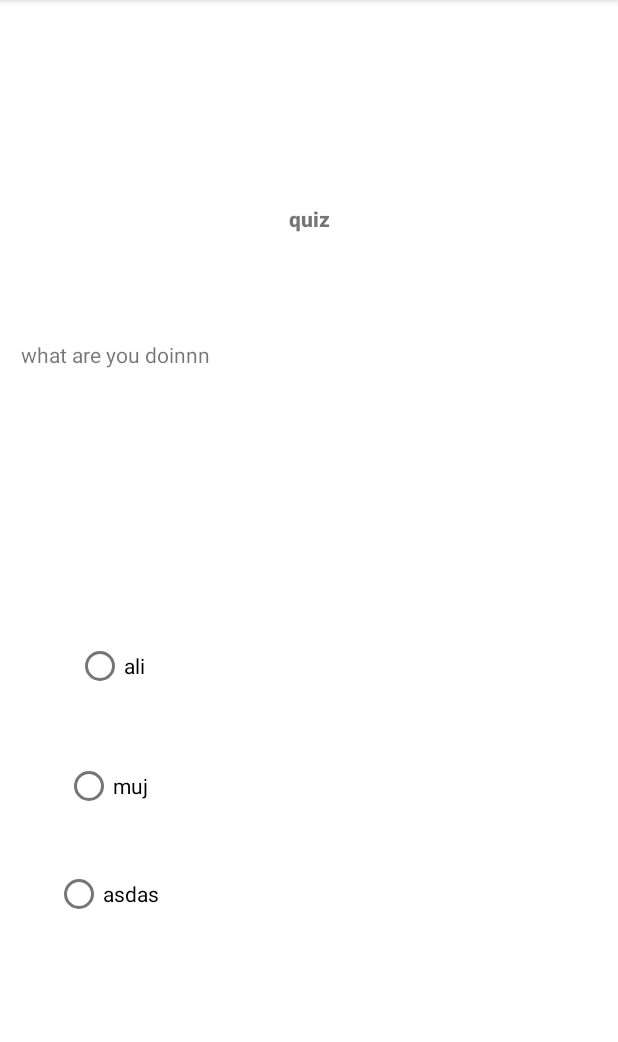
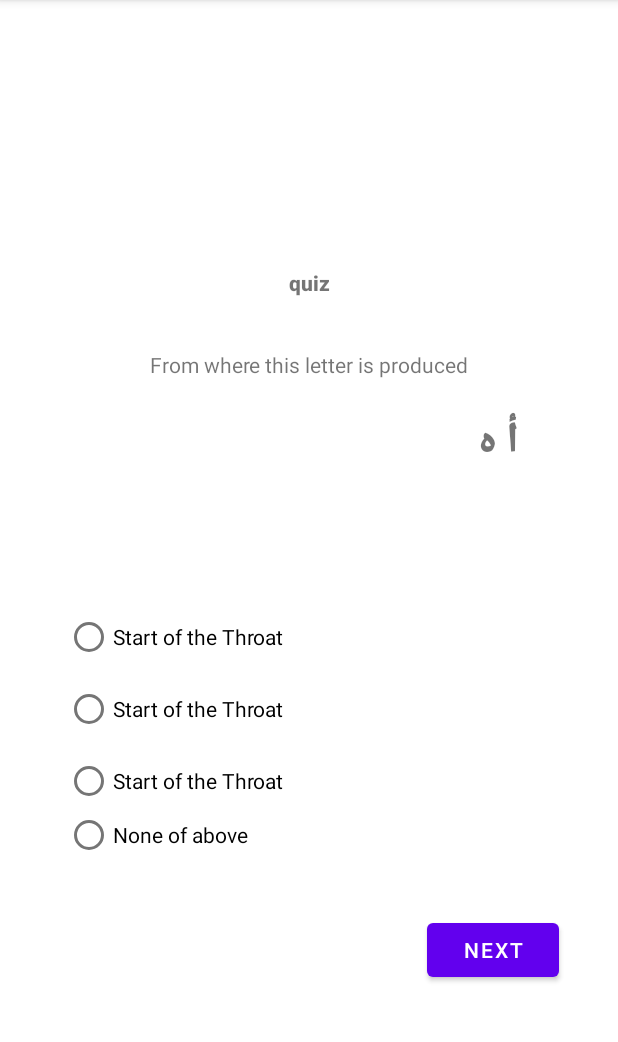
Before and after one commit to Alizaib3311/makharij_quiz, an Android app: the quiz screen opened directly, with no data from a screen before it, on a phone screen of 412 x 824 dp, the part 84-1126 px from its top. Run offline under Robolectric (Android 15) with nearby library versions, the phone set to English and light mode, and no system bars.

Commit message:
quiz in progress

```diff
--- a/app/src/main/java/com/example/makharij/quiz.java
+++ b/app/src/main/java/com/example/makharij/quiz.java
@@ -2,30 +2,87 @@ package com.example.makharij;
 
 import androidx.appcompat.app.AppCompatActivity;
 
+import android.content.Intent;
 import android.os.Bundle;
+import android.view.View;
+import android.widget.Button;
 import android.widget.RadioButton;
+import android.widget.RadioGroup;
 import android.widget.TextView;
+import android.widget.Toast;
+
+import java.util.Random;
 
 public class quiz extends AppCompatActivity {
 
 
-    String[] quest={"what are you doinnn","imaaaa rockooo"};
-    String[] ans={"ali","muj","asdas"};
+    String[] quest={"أ ہ","ع ح","غ خ","ق"};
+    String[] ans={"End of Throat","Middle of Throat","Start of the Throat","Base of Tongue which is near Uvula touching the mouth roof"};
+    //String[] option={"End of Throat","Middle of Throat","Start of the Throat","Base of Tongue which is near Uvula touching the mouth roof"};
     TextView t1;
-    RadioButton r1,r2,r3;
+    Button next;
+    RadioButton r1,r2,r3,r4;
+    int score=0 , i=0;;
 
     @Override
     protected void onCreate(Bundle savedInstanceState) {
         super.onCreate(savedInstanceState);
         setContentView(R.layout.activity_quiz);
+
+
         t1=findViewById(R.id.question);
-        t1.setText(quest[0]);
-        r1=findViewById(R.id.opt1);
-        r1.setText(ans[0]);
-        r2=findViewById(R.id.opt2);
-        r2.setText(ans[1]);
-        r3=findViewById(R.id.opt3);
-        r3.setText(ans[2]);
+        r1=findViewById(R.id.r1);
+        r2=findViewById(R.id.r2);
+        r3=findViewById(R.id.r3);
+        r4=findViewById(R.id.r4);
+        r4.setText("None of above");
+
+        int ansL= ans.length;
+        Random r = new Random();
+        int i1 = r.nextInt(ansL-0)+0;
+
+        t1.setText(quest[i]);
+        r1.setText(ans[i1]);
+        i1 = r.nextInt(ansL - 0) + 0;
+        r2.setText(ans[i1]);
+        i1 = r.nextInt(ansL - 0) + 0;
+        r3.setText(ans[i1]);
+
+
+        Boolean RadioButtonState2 = r2.isChecked();
+        Boolean RadioButtonState3 = r3.isChecked();
+        Boolean RadioButtonState4 = r4.isChecked();
+        if(r1.isChecked() && r1.getText() == ans[i]){
+            score++;
+        }else if (r2.isChecked() && r2.getText() == ans[i])
+        {
+            score++;
+        }else if (r3.isChecked() && r3.getText() == ans[i])
+        {
+            score++;
+        }else{
+            score++;
+        }
+
+
+
+        do{
+        next = findViewById(R.id.next);
+        next.setOnClickListener(new View.OnClickListener() {
+            public void onClick(View v) {
+
+            }
+        });
+        i++;
+
+        }while (i<=quest.length);
+
+
+
 
     }
+
+
+
+
 }
--- a/app/src/main/res/layout/activity_quiz.xml
+++ b/app/src/main/res/layout/activity_quiz.xml
@@ -8,55 +8,98 @@
 
     <TextView
         android:id="@+id/question"
-        android:layout_width="382dp"
-        android:layout_height="149dp"
-        android:layout_marginBottom="44dp"
+        android:layout_width="139dp"
+        android:layout_height="76dp"
+        android:layout_marginBottom="16dp"
+        android:fontFamily="sans-serif-black"
+
+        android:scaleX="2"
+        android:scaleY="2"
         android:text="TextView"
-        app:layout_constraintBottom_toTopOf="@+id/opt1"
-        app:layout_constraintEnd_toEndOf="@+id/textView4"
-        app:layout_constraintHorizontal_bias="0.504"
-        app:layout_constraintStart_toStartOf="@+id/textView4" />
-
-    <RadioButton
-        android:id="@+id/opt1"
-        android:layout_width="wrap_content"
-        android:layout_height="wrap_content"
-        android:layout_marginBottom="32dp"
-        android:text="RadioButton"
-        app:layout_constraintBottom_toTopOf="@+id/opt2"
-        app:layout_constraintEnd_toEndOf="parent"
-        app:layout_constraintHorizontal_bias="0.139"
-        app:layout_constraintStart_toStartOf="parent" />
-
-    <RadioButton
-        android:id="@+id/opt2"
-        android:layout_width="wrap_content"
-        android:layout_height="wrap_content"
-        android:layout_marginBottom="24dp"
-        android:text="RadioButton"
-        app:layout_constraintBottom_toTopOf="@+id/opt3"
-        app:layout_constraintEnd_toEndOf="@+id/opt1"
-        app:layout_constraintHorizontal_bias="1.0"
-        app:layout_constraintStart_toStartOf="@+id/opt1" />
+        app:layout_constraintBottom_toTopOf="@+id/radioGroup"
+        app:layout_constraintEnd_toEndOf="@+id/textView3"
+        app:layout_constraintHorizontal_bias="0.493"
+        app:layout_constraintStart_toStartOf="@+id/textView3" />
 
     <TextView
         android:id="@+id/textView4"
         android:layout_width="wrap_content"
         android:layout_height="wrap_content"
-        android:layout_marginTop="136dp"
         android:fontFamily="sans-serif-black"
         android:text="quiz"
+        app:layout_constraintBottom_toTopOf="@+id/textView3"
         app:layout_constraintEnd_toEndOf="parent"
         app:layout_constraintStart_toStartOf="parent"
-        app:layout_constraintTop_toTopOf="parent" />
+        app:layout_constraintTop_toTopOf="parent"
+        app:layout_constraintVertical_bias="0.836" />
 
-    <RadioButton
-        android:id="@+id/opt3"
+    <RadioGroup
+        android:id="@+id/radioGroup"
+        android:layout_width="334dp"
+        android:layout_height="167dp"
+        android:layout_marginBottom="200dp"
+        android:orientation="vertical"
+        app:layout_constraintBottom_toBottomOf="parent"
+        app:layout_constraintEnd_toEndOf="@+id/question"
+        app:layout_constraintHorizontal_bias="0.479"
+        app:layout_constraintStart_toStartOf="@+id/question">
+
+
+        <RadioButton
+            android:id="@+id/r1"
+            android:layout_width="wrap_content"
+            android:layout_height="wrap_content"
+
+            android:text="radio"
+            tools:layout_editor_absoluteX="53dp"
+            tools:layout_editor_absoluteY="390dp" />
+
+        <RadioButton
+            android:id="@+id/r2"
+            android:layout_width="wrap_content"
+            android:layout_height="wrap_content"
+
+            android:text="radio2"
+            tools:layout_editor_absoluteX="48dp"
+            tools:layout_editor_absoluteY="462dp" />
+
+        <RadioButton
+            android:id="@+id/r3"
+            android:layout_width="wrap_content"
+            android:layout_height="wrap_content"
+            android:text="radio3"
+            tools:layout_editor_absoluteX="48dp"
+            tools:layout_editor_absoluteY="462dp" />
+        <RadioButton
+            android:id="@+id/r4"
+            android:layout_width="wrap_content"
+            android:layout_height="wrap_content"
+            android:text="radio4"
+            tools:layout_editor_absoluteX="48dp"
+            tools:layout_editor_absoluteY="462dp" />
+
+    </RadioGroup>
+
+    <Button
+        android:id="@+id/next"
         android:layout_width="wrap_content"
         android:layout_height="wrap_content"
-        android:layout_marginBottom="148dp"
-        android:text="RadioButton"
+        android:text="Next"
         app:layout_constraintBottom_toBottomOf="parent"
-        app:layout_constraintEnd_toEndOf="@+id/opt2"
-        app:layout_constraintStart_toStartOf="@+id/opt2" />
+        app:layout_constraintEnd_toEndOf="parent"
+        app:layout_constraintHorizontal_bias="0.879"
+        app:layout_constraintStart_toStartOf="parent"
+        app:layout_constraintTop_toBottomOf="@+id/radioGroup"
+        app:layout_constraintVertical_bias="0.271" />
+
+    <TextView
+        android:id="@+id/textView3"
+        android:layout_width="wrap_content"
+        android:layout_height="wrap_content"
+        android:layout_marginBottom="56dp"
+        android:text="From where this letter is produced"
+        app:layout_constraintBottom_toTopOf="@+id/question"
+        app:layout_constraintEnd_toEndOf="@+id/textView4"
+        app:layout_constraintHorizontal_bias="0.502"
+        app:layout_constraintStart_toStartOf="@+id/textView4" />
 </androidx.constraintlayout.widget.ConstraintLayout>
```
